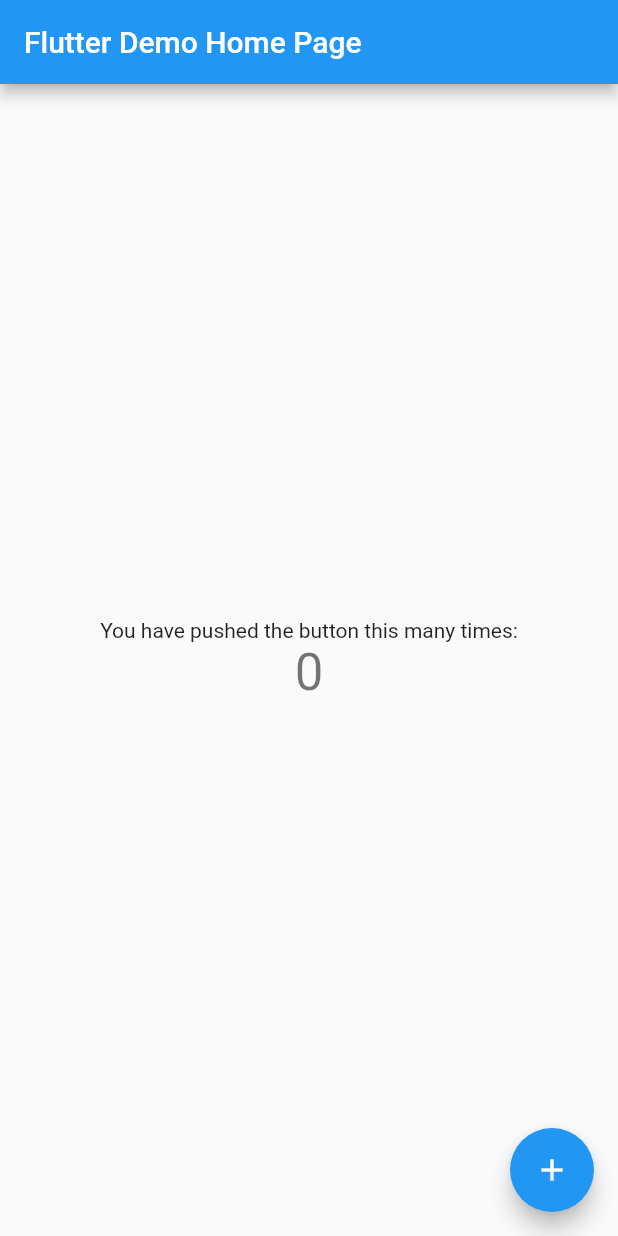
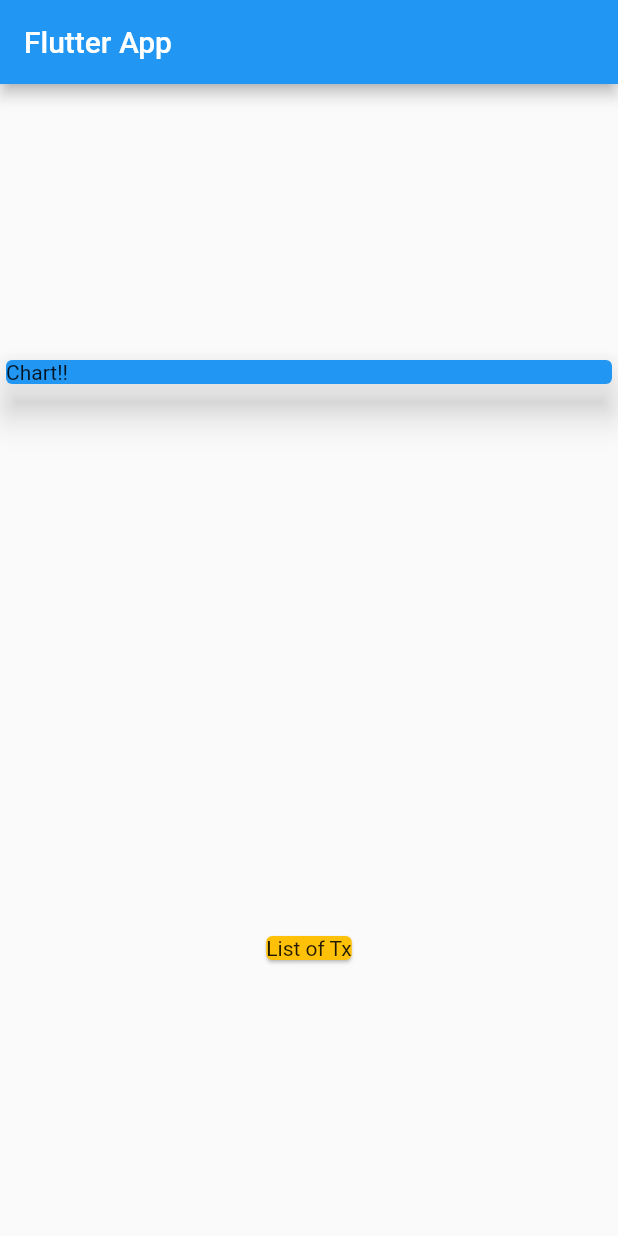
Before and after one commit to muhyasin89/FlutterPersonalExpensesApp, a Flutter app: the screen it shows after launch, on a phone screen of 412 x 824 dp. Run offline on Flutter 3.47's test engine with Material 2 defaults, Android fonts, the phone set to English and light mode, and no system bars.

Commit message:
[main]change list

```diff
--- a/analysis_options.yaml
+++ b/analysis_options.yaml
@@ -7,7 +7,7 @@
 
 # The following line activates a set of recommended lints for Flutter apps,
 # packages, and plugins designed to encourage good coding practices.
-include: package:flutter_lints/flutter.yaml
+# include: package:flutter_lints/flutter.yaml
 
 linter:
   # The lint rules applied to this project can be customized in the
--- a/lib/main.dart
+++ b/lib/main.dart
@@ -1,115 +1,43 @@
 import 'package:flutter/material.dart';
 
-void main() {
-  runApp(const MyApp());
-}
+void main() => runApp(MyApp());
 
 class MyApp extends StatelessWidget {
-  const MyApp({Key? key}) : super(key: key);
-
-  // This widget is the root of your application.
   @override
   Widget build(BuildContext context) {
     return MaterialApp(
-      title: 'Flutter Demo',
-      theme: ThemeData(
-        // This is the theme of your application.
-        //
-        // Try running your application with "flutter run". You'll see the
-        // application has a blue toolbar. Then, without quitting the app, try
-        // changing the primarySwatch below to Colors.green and then invoke
-        // "hot reload" (press "r" in the console where you ran "flutter run",
-        // or simply save your changes to "hot reload" in a Flutter IDE).
-        // Notice that the counter didn't reset back to zero; the application
-        // is not restarted.
-        primarySwatch: Colors.blue,
-      ),
-      home: const MyHomePage(title: 'Flutter Demo Home Page'),
+      title: 'Flutter App',
+      home: MyHomePage(),
     );
   }
 }
 
-class MyHomePage extends StatefulWidget {
-  const MyHomePage({Key? key, required this.title}) : super(key: key);
-
-  // This widget is the home page of your application. It is stateful, meaning
-  // that it has a State object (defined below) that contains fields that affect
-  // how it looks.
-
-  // This class is the configuration for the state. It holds the values (in this
-  // case the title) provided by the parent (in this case the App widget) and
-  // used by the build method of the State. Fields in a Widget subclass are
-  // always marked "final".
-
-  final String title;
-
-  @override
-  State<MyHomePage> createState() => _MyHomePageState();
-}
-
-class _MyHomePageState extends State<MyHomePage> {
-  int _counter = 0;
-
-  void _incrementCounter() {
-    setState(() {
-      // This call to setState tells the Flutter framework that something has
-      // changed in this State, which causes it to rerun the build method below
-      // so that the display can reflect the updated values. If we changed
-      // _counter without calling setState(), then the build method would not be
-      // called again, and so nothing would appear to happen.
-      _counter++;
-    });
-  }
-
+class MyHomePage extends StatelessWidget {
   @override
   Widget build(BuildContext context) {
-    // This method is rerun every time setState is called, for instance as done
-    // by the _incrementCounter method above.
-    //
-    // The Flutter framework has been optimized to make rerunning build methods
-    // fast, so that you can just rebuild anything that needs updating rather
-    // than having to individually change instances of widgets.
     return Scaffold(
       appBar: AppBar(
-        // Here we take the value from the MyHomePage object that was created by
-        // the App.build method, and use it to set our appbar title.
-        title: Text(widget.title),
+        title: Text('Flutter App'),
       ),
-      body: Center(
-        // Center is a layout widget. It takes a single child and positions it
-        // in the middle of the parent.
-        child: Column(
-          // Column is also a layout widget. It takes a list of children and
-          // arranges them vertically. By default, it sizes itself to fit its
-          // children horizontally, and tries to be as tall as its parent.
-          //
-          // Invoke "debug painting" (press "p" in the console, choose the
-          // "Toggle Debug Paint" action from the Flutter Inspector in Android
-          // Studio, or the "Toggle Debug Paint" command in Visual Studio Code)
-          // to see the wireframe for each widget.
-          //
-          // Column has various properties to control how it sizes itself and
-          // how it positions its children. Here we use mainAxisAlignment to
-          // center the children vertically; the main axis here is the vertical
-          // axis because Columns are vertical (the cross axis would be
-          // horizontal).
-          mainAxisAlignment: MainAxisAlignment.center,
-          children: <Widget>[
-            const Text(
-              'You have pushed the button this many times:',
+      body: Column(
+        mainAxisAlignment: MainAxisAlignment.spaceAround,
+        crossAxisAlignment: CrossAxisAlignment.center,
+        // ignore: prefer_const_literals_to_create_immutables
+        children: <Widget>[
+          Container(
+            width: double.infinity,
+            child: Card(
+              color: Colors.blue,
+              child: Text('Chart!!'),
+              elevation: 10,
             ),
-            Text(
-              '$_counter',
-              style: Theme.of(context).textTheme.headline4,
-            ),
-          ],
-        ),
+          ),
+          Card(
+            color: Colors.amber,
+            child: Text('List of Tx'),
+          )
+        ],
       ),
-      floatingActionButton: FloatingActionButton(
-        onPressed: _incrementCounter,
-        tooltip: 'Increment',
-        child: const Icon(Icons.add),
-      ), // This trailing comma makes auto-formatting nicer for build methods.
     );
   }
 }
```
Also changed, not shown: pubspec.yaml (+3 -16 lines), lib/transaction.dart (added), pubspec.lock.
